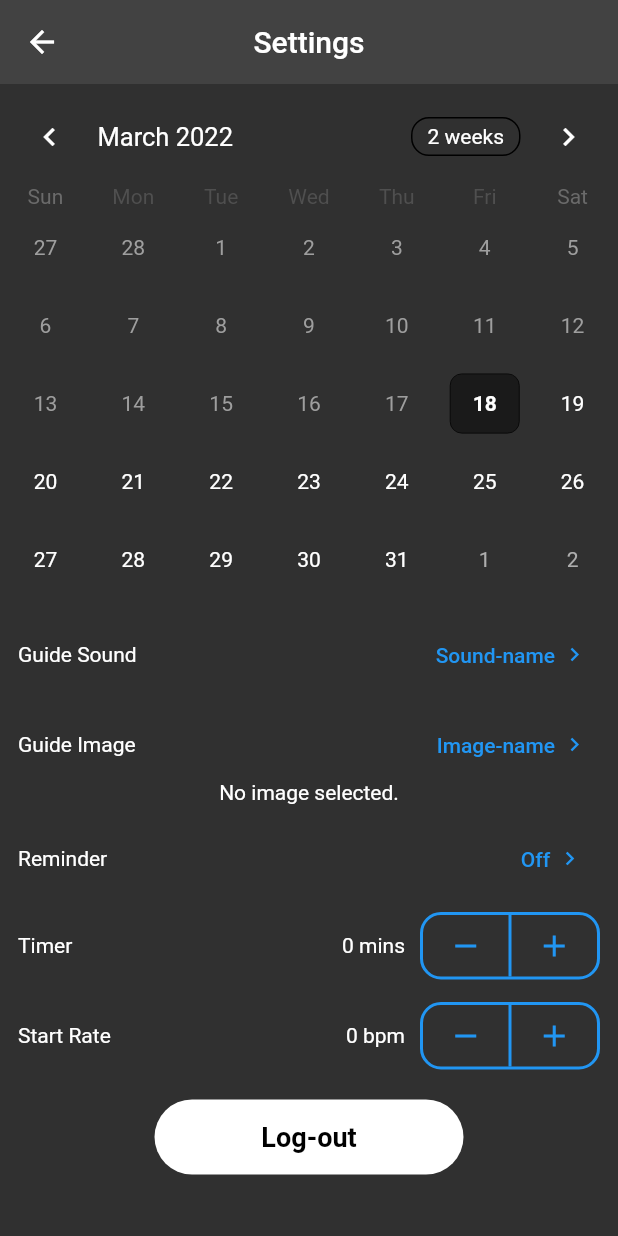
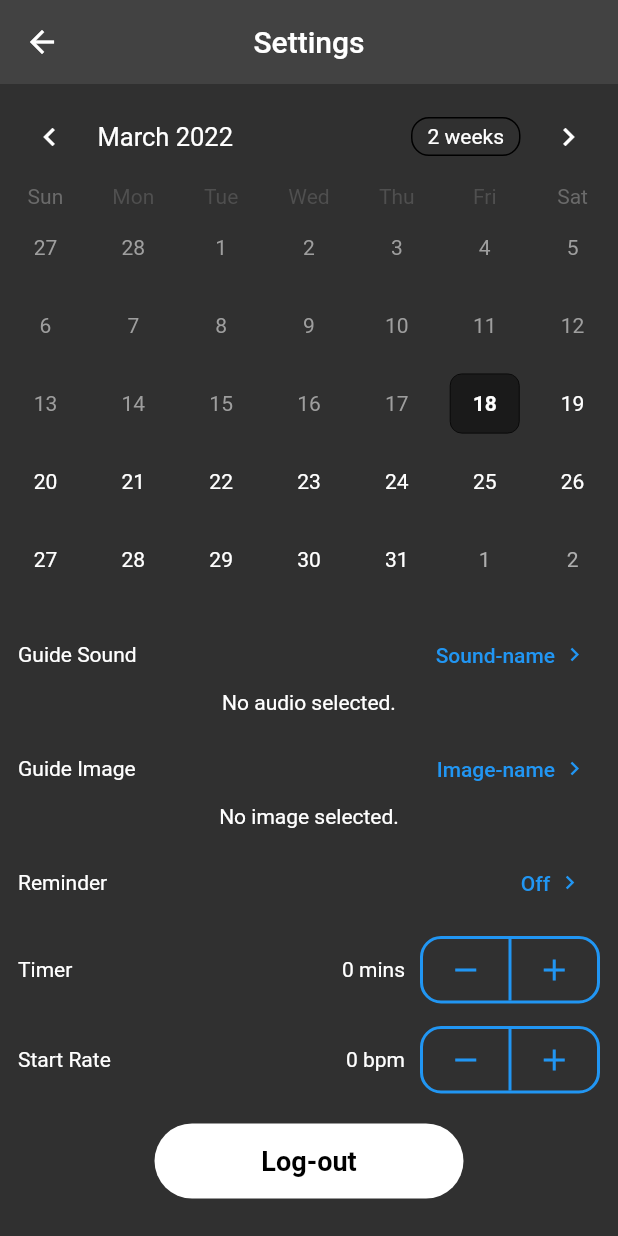
Before and after one commit to techwithsam/breathe, a Flutter app: the SettingsScreen screen opened directly with empty values, after a tap on "Sound-name", on a phone screen of 412 x 824 dp. Run offline on Flutter 3.47's test engine with Material 2 defaults, Android fonts, the phone set to English and light mode, and no system bars; drawn by our look-alikes of table_calendar; our stand-ins replace audioplayers, bloc, carousel_slider, file_picker, firebase_auth, firebase_core and 3 more; missing offline and left inert: flutter_facebook_auth; accounts and stored records are empty.

Commit message:
fixed picking of files

```diff
--- a/lib/pages/settings.dart
+++ b/lib/pages/settings.dart
@@ -1,5 +1,4 @@
 import 'dart:io';
-
 import 'package:breathe/auth/firebase_service.dart';
 import 'package:breathe/auth/register.dart';
 import 'package:breathe/cubit/timer_cubit.dart';
@@ -8,7 +7,6 @@ import 'package:breathe/widgets/button_widget.dart';
 import 'package:file_picker/file_picker.dart';
 import 'package:flutter/material.dart';
 import 'package:flutter_bloc/flutter_bloc.dart';
-import 'package:image_picker/image_picker.dart';
 import 'package:table_calendar/table_calendar.dart';
 
 class SettingsScreen extends StatefulWidget {
@@ -24,27 +22,27 @@ class _SettingsScreenState extends State<SettingsScreen> {
   CalendarFormat _calendarFormat = CalendarFormat.month;
   DateTime _focusedDay = DateTime.now();
   DateTime? _selectedDay;
-  File? _image;
-  final ImagePicker _picker = ImagePicker();
-  List<XFile>? _imageFileList;
-  List<File> _imgList = [];
+  List<String>? _image;
+  File? audio;
 
-  Future<void> openGallery() async {
-    final List<XFile>? image = await _picker.pickMultiImage();
-    // var image = await picker.pickImage(source: ImageSource.gallery);
-    setState(() {
-      if (image != null) {
-        _imageFileList = image;
-        // _image = File(image.path);
-        debugPrint('$image');
-      } else {
-        snackBar('No image selected.');
-      }
-    });
+  Future<void> pickAudio() async {
+    FilePickerResult? result = await FilePicker.platform.pickFiles(
+      allowMultiple: false,
+      type: FileType.custom,
+      allowedExtensions: ['mp3'],
+    );
+
+    if (result != null) {
+      File file = File('${result.files.single.path}');
+      setState(() {
+        audio = file;
+      });
+    } else {
+      debugPrint('User canceled the picker');
+    }
   }
 
-  Future<void> pickMultiple() async {
-    String? selectedDirectory = await FilePicker.platform.getDirectoryPath();
+  Future<void> pickMultipleImage() async {
     FilePickerResult? result = await FilePicker.platform.pickFiles(
       allowMultiple: true,
       type: FileType.custom,
@@ -52,22 +50,13 @@ class _SettingsScreenState extends State<SettingsScreen> {
     );
 
     if (result != null) {
-      // List<File> files =
-      //     result.paths.map((path) => File('$selectedDirectory')).toList();
-      // debugPrint(files.toString() + 'jhhhSSFDGHJ');
-      // setState(() {
-      //   _imgList = files;
-      // });
-      // debugPrint('$_imgList IKJKL');
-
       List<PlatformFile> file = result.files;
-      debugPrint(file.toString().split(',').toString());
-      // debugPrint('${file.bytes}');
-      // debugPrint('${file.size}');
-      // debugPrint(file.extension);
-      // debugPrint(file.path);
+      setState(() {
+        _image = file.map((e) => e.path).cast<String>().toList();
+      });
+      debugPrint(file.map((e) => e.path).toList().toString());
+      debugPrint(file.map((e) => e.path).cast<File>().toList().toString());
     } else {
-      // User canceled the picker
       debugPrint('User canceled the picker');
     }
   }
@@ -145,17 +134,31 @@ class _SettingsScreenState extends State<SettingsScreen> {
                   getRow(
                     text: 'Guide Sound',
                     btnText: 'Sound-name',
-                    onPressed: () => pickMultiple(),
+                    onPressed: () => pickAudio(),
                   ),
+                  audio == null
+                      ? const Text('No audio selected.')
+                      : Text('$audio'),
                   const SizedBox(height: 12),
                   getRow(
                     text: 'Guide Image',
                     btnText: 'Image-name',
-                    onPressed: () => openGallery(),
+                    onPressed: () => pickMultipleImage(),
                   ),
                   _image == null
                       ? const Text('No image selected.')
-                      : Image.file(_image!, height: 30),
+                      : Row(
+                          children: List.generate(
+                            _image!.length > 5 ? 5 : _image!.length,
+                            (index) => Padding(
+                              padding: const EdgeInsets.only(right: 10.0),
+                              child: Image.file(
+                                File(_image![index]),
+                                height: 35,
+                              ),
+                            ),
+                          ),
+                        ),
                   const SizedBox(height: 12),
                   getRow(
                     text: 'Reminder',
```
Also changed, not shown: pubspec.yaml (+4 -3 lines), pubspec.lock.
